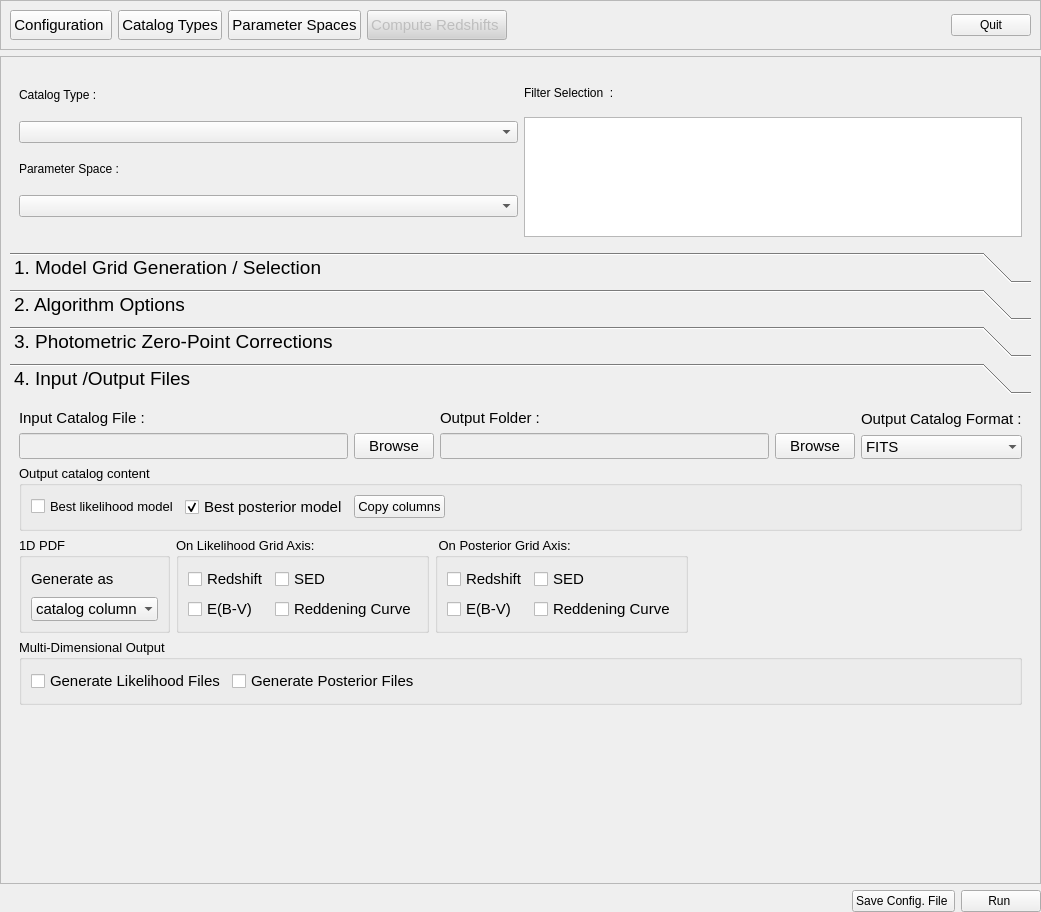
Before: the Qt Designer form PhzQtUI/auxdir/PhzQtUI/FormAnalysis.ui in astrorama/Phosphoros, drawn with Qt 5.
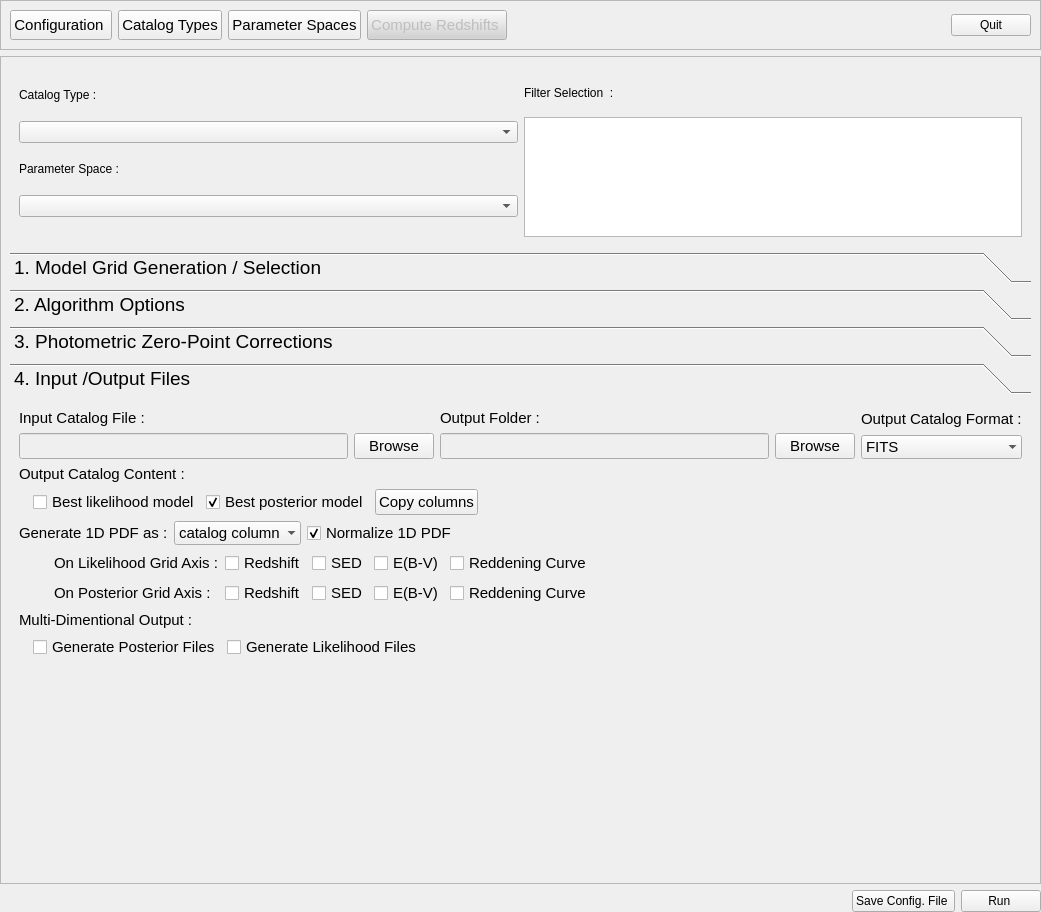
After: the same form once the commit is applied.

Commit message: Add the pdf normalization check box and redesign the block

```diff
--- a/PhzQtUI/auxdir/PhzQtUI/FormAnalysis.ui
+++ b/PhzQtUI/auxdir/PhzQtUI/FormAnalysis.ui
@@ -933,15 +933,7 @@
           <attribute name="label">
            <string>4. Input /Output Files</string>
           </attribute>
-          <layout class="QVBoxLayout" name="verticalLayout_3">
-           <item>
-            <layout class="QVBoxLayout" name="verticalLayout_19">
-             <property name="spacing">
-              <number>6</number>
-             </property>
-             <property name="bottomMargin">
-              <number>0</number>
-             </property>
+          <layout class="QVBoxLayout" name="verticalLayout_2">
              <item>
               <layout class="QHBoxLayout" name="horizontalLayout_9">
                <item>
@@ -1083,27 +1075,46 @@
               </layout>
              </item>
              <item>
-              <widget class="QGroupBox" name="groupBox_output">
+            <widget class="QLabel" name="label_5">
+             <property name="font">
+              <font>
+               <pointsize>11</pointsize>
+              </font>
+             </property>
+             <property name="text">
+              <string>Output Catalog Content :</string>
+             </property>
+            </widget>
+           </item>
+           <item>
+            <layout class="QHBoxLayout" name="horizontalLayout_12">
+             <item>
+              <layout class="QGridLayout" name="gridLayout_4">
+               <item row="0" column="0">
+                <widget class="QLabel" name="label_24">
                <property name="font">
                 <font>
                  <pointsize>10</pointsize>
                 </font>
                </property>
-               <property name="title">
-                <string>Output catalog content</string>
-               </property>
-               <layout class="QHBoxLayout" name="horizontalLayout_11">
-                <property name="margin">
-                 <number>9</number>
-                </property>
-                <item>
+                 <property name="text">
+                  <string/>
+                 </property>
+                </widget>
+               </item>
+               <item row="0" column="1">
                  <widget class="QCheckBox" name="cb_best_likelihood">
+                 <property name="font">
+                  <font>
+                   <pointsize>11</pointsize>
+                  </font>
+                 </property>
                   <property name="text">
                    <string>Best likelihood model</string>
                   </property>
                  </widget>
                 </item>
-                <item>
+               <item row="0" column="2">
                  <widget class="QCheckBox" name="cb_best_model_cols">
                   <property name="font">
                    <font>
@@ -1118,8 +1129,13 @@
                   </property>
                  </widget>
                 </item>
-                <item>
+               <item row="0" column="3">
                  <widget class="QPushButton" name="output_column_btn">
+                 <property name="font">
+                  <font>
+                   <pointsize>11</pointsize>
+                  </font>
+                 </property>
                   <property name="toolTip">
                    <string>&lt;html&gt;&lt;head/&gt;&lt;body&gt;&lt;p&gt;Choose which of the input catalog columns have to be copied in the output catalog&lt;/p&gt;&lt;/body&gt;&lt;/html&gt;</string>
                   </property>
@@ -1128,6 +1144,8 @@
                   </property>
                  </widget>
                 </item>
+              </layout>
+             </item>
                 <item>
                  <spacer name="horizontalSpacer_12">
                   <property name="orientation">
@@ -1142,24 +1160,22 @@
                  </spacer>
                 </item>
                </layout>
-              </widget>
-             </item>
-            </layout>
-           </item>
+           </item>
            <item>
-            <layout class="QHBoxLayout" name="horizontalLayout_6">
+            <layout class="QHBoxLayout" name="horizontalLayout_13">
              <item>
-              <widget class="QGroupBox" name="groupBox_input">
+              <widget class="QLabel" name="label_9">
                <property name="font">
                 <font>
-                 <pointsize>10</pointsize>
+                 <pointsize>11</pointsize>
                 </font>
                </property>
-               <property name="title">
-                <string>1D PDF</string>
+               <property name="text">
+                <string>Generate 1D PDF as :</string>
                </property>
-               <layout class="QGridLayout" name="gridLayout_3">
-                <item row="1" column="0">
+              </widget>
+             </item>
+             <item>
                  <widget class="QComboBox" name="cbb_pdf_out">
                   <property name="font">
                    <font>
@@ -1187,36 +1203,65 @@
                   </item>
                  </widget>
                 </item>
+             <item>
+              <widget class="QCheckBox" name="cb_normalize_pdf">
+               <property name="font">
+                <font>
+                 <pointsize>11</pointsize>
+                </font>
+               </property>
+               <property name="text">
+                <string>Normalize 1D PDF</string>
+               </property>
+               <property name="checked">
+                <bool>true</bool>
+               </property>
+              </widget>
+             </item>
+             <item>
+              <spacer name="horizontalSpacer_15">
+               <property name="orientation">
+                <enum>Qt::Horizontal</enum>
+               </property>
+               <property name="sizeHint" stdset="0">
+                <size>
+                 <width>40</width>
+                 <height>20</height>
+                </size>
+               </property>
+              </spacer>
+             </item>
+            </layout>
+           </item>
+           <item>
+            <layout class="QHBoxLayout" name="horizontalLayout_6">
+             <item>
+              <layout class="QGridLayout" name="gridLayout">
                 <item row="0" column="0">
+                <widget class="QLabel" name="label_22">
+                 <property name="font">
+                  <font>
+                   <pointsize>10</pointsize>
+                  </font>
+                 </property>
+                 <property name="text">
+                  <string>        </string>
+                 </property>
+                </widget>
+               </item>
+               <item row="0" column="1">
                  <widget class="QLabel" name="label_10">
                   <property name="font">
                    <font>
                     <pointsize>11</pointsize>
-                    <weight>50</weight>
-                    <bold>false</bold>
-                    <kerning>true</kerning>
                    </font>
                   </property>
                   <property name="text">
-                   <string>Generate as</string>
+                  <string>On Likelihood Grid Axis :</string>
                   </property>
                  </widget>
                 </item>
-               </layout>
-              </widget>
-             </item>
-             <item>
-              <widget class="QGroupBox" name="groupBox_2">
-               <property name="font">
-                <font>
-                 <pointsize>10</pointsize>
-                </font>
-               </property>
-               <property name="title">
-                <string>On Likelihood Grid Axis:</string>
-               </property>
-               <layout class="QGridLayout" name="gridLayout_4">
-                <item row="0" column="0">
+               <item row="0" column="2">
                  <widget class="QCheckBox" name="cb_likelihood_pdf_z">
                   <property name="enabled">
                    <bool>true</bool>
@@ -1231,7 +1276,7 @@
                   </property>
                  </widget>
                 </item>
-                <item row="0" column="1">
+               <item row="0" column="3">
                  <widget class="QCheckBox" name="cb_likelihood_pdf_sed">
                   <property name="enabled">
                    <bool>true</bool>
@@ -1246,7 +1291,7 @@
                   </property>
                  </widget>
                 </item>
-                <item row="1" column="0">
+               <item row="0" column="4">
                  <widget class="QCheckBox" name="cb_likelihood_pdf_ebv">
                   <property name="enabled">
                    <bool>true</bool>
@@ -1261,7 +1306,7 @@
                   </property>
                  </widget>
                 </item>
-                <item row="1" column="1">
+               <item row="0" column="5">
                  <widget class="QCheckBox" name="cb_likelihood_pdf_red">
                   <property name="enabled">
                    <bool>true</bool>
@@ -1276,26 +1321,19 @@
                   </property>
                  </widget>
                 </item>
-               </layout>
-               <zorder>groupBox_input</zorder>
-               <zorder>cb_likelihood_pdf_z</zorder>
-               <zorder>cb_likelihood_pdf_sed</zorder>
-               <zorder>cb_likelihood_pdf_ebv</zorder>
-               <zorder>cb_likelihood_pdf_red</zorder>
-              </widget>
-             </item>
-             <item>
-              <widget class="QGroupBox" name="groupBox">
+               <item row="1" column="1">
+                <widget class="QLabel" name="label_11">
                <property name="font">
                 <font>
-                 <pointsize>10</pointsize>
-                </font>
-               </property>
-               <property name="title">
-                <string> On Posterior Grid Axis:</string>
-               </property>
-               <layout class="QGridLayout" name="gridLayout">
-                <item row="0" column="0">
+                   <pointsize>11</pointsize>
+                  </font>
+                 </property>
+                 <property name="text">
+                  <string>On Posterior Grid Axis : </string>
+                 </property>
+                </widget>
+               </item>
+               <item row="1" column="2">
                  <widget class="QCheckBox" name="cb_pdf_z">
                   <property name="enabled">
                    <bool>true</bool>
@@ -1310,7 +1348,7 @@
                   </property>
                  </widget>
                 </item>
-                <item row="0" column="1">
+               <item row="1" column="3">
                  <widget class="QCheckBox" name="cb_pdf_sed">
                   <property name="enabled">
                    <bool>true</bool>
@@ -1325,7 +1363,7 @@
                   </property>
                  </widget>
                 </item>
-                <item row="1" column="0">
+               <item row="1" column="4">
                  <widget class="QCheckBox" name="cb_pdf_ebv">
                   <property name="enabled">
                    <bool>true</bool>
@@ -1340,7 +1378,7 @@
                   </property>
                  </widget>
                 </item>
-                <item row="1" column="1">
+               <item row="1" column="5">
                  <widget class="QCheckBox" name="cb_pdf_red">
                   <property name="enabled">
                    <bool>true</bool>
@@ -1356,7 +1394,6 @@
                  </widget>
                 </item>
                </layout>
-              </widget>
              </item>
              <item>
               <spacer name="horizontalSpacer_13">
@@ -1374,35 +1411,32 @@
             </layout>
            </item>
            <item>
-            <widget class="QGroupBox" name="groupBox_like">
-             <property name="minimumSize">
-              <size>
-               <width>0</width>
-               <height>0</height>
-              </size>
-             </property>
-             <property name="font">
-              <font>
-               <pointsize>10</pointsize>
-              </font>
-             </property>
-             <property name="title">
-              <string>Multi-Dimensional Output</string>
-             </property>
-             <layout class="QHBoxLayout" name="horizontalLayout_13">
-              <item>
-               <widget class="QCheckBox" name="cb_gen_likelihood">
+            <widget class="QLabel" name="label_12">
                 <property name="font">
                  <font>
                   <pointsize>11</pointsize>
                  </font>
                 </property>
                 <property name="text">
-                 <string>Generate Likelihood Files</string>
+              <string>Multi-Dimentional Output : </string>
                 </property>
                </widget>
               </item>
               <item>
+            <layout class="QGridLayout" name="gridLayout_3">
+             <item row="0" column="0">
+              <widget class="QLabel" name="label_25">
+               <property name="font">
+                <font>
+                 <pointsize>10</pointsize>
+                </font>
+               </property>
+               <property name="text">
+                <string/>
+               </property>
+              </widget>
+             </item>
+             <item row="0" column="1">
                <widget class="QCheckBox" name="cb_gen_posterior">
                 <property name="font">
                  <font>
@@ -1414,7 +1448,19 @@
                 </property>
                </widget>
               </item>
-              <item>
+             <item row="0" column="2">
+              <widget class="QCheckBox" name="cb_gen_likelihood">
+               <property name="font">
+                <font>
+                 <pointsize>11</pointsize>
+                </font>
+               </property>
+               <property name="text">
+                <string>Generate Likelihood Files</string>
+               </property>
+              </widget>
+             </item>
+             <item row="0" column="3">
                <spacer name="horizontalSpacer_11">
                 <property name="orientation">
                  <enum>Qt::Horizontal</enum>
@@ -1428,9 +1474,17 @@
                </spacer>
               </item>
              </layout>
-             <zorder>cb_gen_likelihood</zorder>
-             <zorder>cb_gen_posterior</zorder>
-             <zorder>horizontalSpacer_11</zorder>
+           </item>
+           <item>
+            <widget class="QLabel" name="label_14">
+             <property name="font">
+              <font>
+               <pointsize>10</pointsize>
+              </font>
+             </property>
+             <property name="text">
+              <string/>
+             </property>
             </widget>
            </item>
            <item>
```
Left out of the diff: 62 changed lines with no effect on the pictures. Lines whose indentation alone changed are shown as unchanged. The commit also changes 1 other file.
